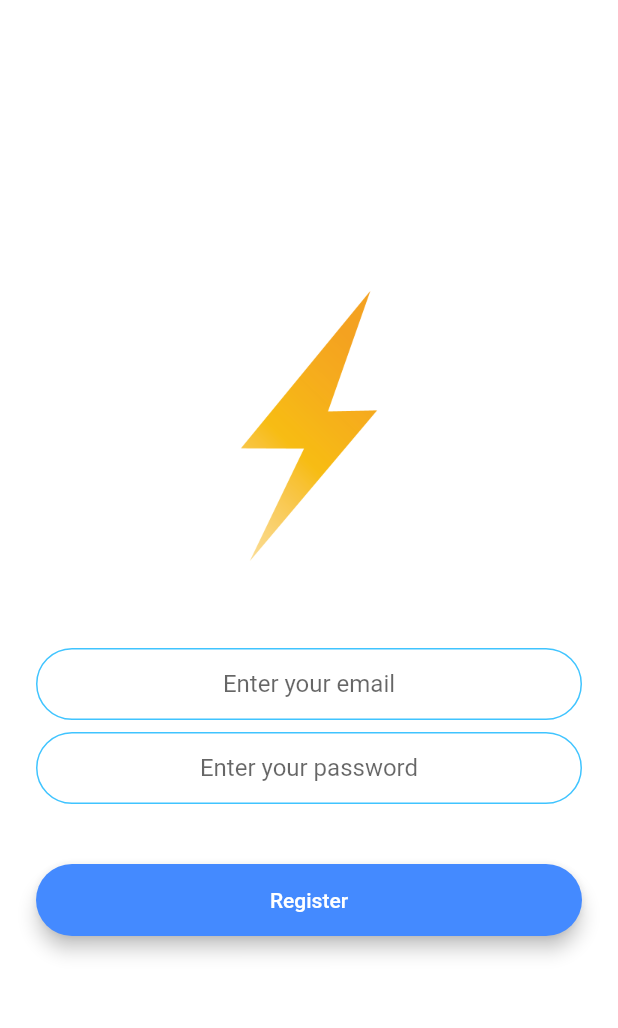
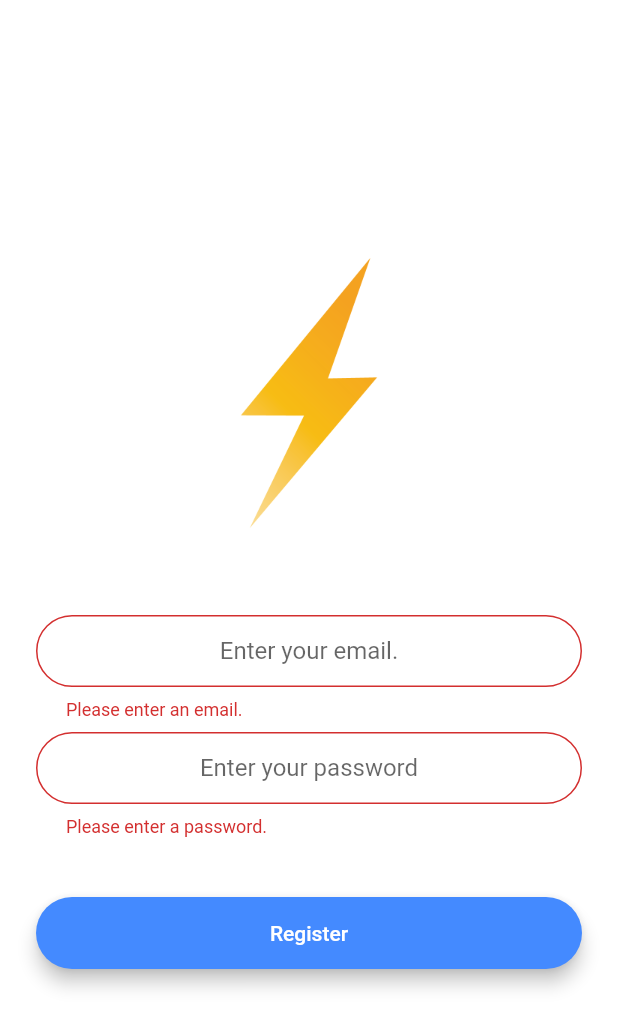
Before and after one commit to deraesw/FlashChatFlutter, a Flutter app: the RegistrationScreen screen opened by its route, after a tap on "Register", on a phone screen of 412 x 824 dp. Shown: the top 1028 px of the screen. Run offline on Flutter 3.47's test engine with Material 2 defaults, Android fonts, the phone set to English and light mode, and no system bars; our stand-ins replace animated_text_kit, cloud_firestore, firebase_auth; accounts and stored records are empty.

Commit message:
Extract Email and password textfield in they own widget Handle some validation on the Login and registration view

```diff
--- a/lib/screens/registration_screen.dart
+++ b/lib/screens/registration_screen.dart
@@ -6,6 +6,8 @@ import 'package:firebase_auth/firebase_auth.dart';
 
 import 'chat_screen.dart';
 import 'package:flash_chat/widget/round_button_widget.dart';
+import 'package:flash_chat/widget/email_text_form_field.dart';
+import 'package:flash_chat/widget/password_text_form_field.dart';
 import 'package:flash_chat/constants.dart';
 
 class RegistrationScreen extends StatefulWidget {
@@ -16,8 +18,8 @@ class RegistrationScreen extends StatefulWidget {
 }
 
 class _RegistrationScreenState extends State<RegistrationScreen> {
-
   final _auth = FirebaseAuth.instance;
+  final _form = GlobalKey<FormState>();
 
   String email;
   String password;
@@ -34,7 +36,7 @@ class _RegistrationScreenState extends State<RegistrationScreen> {
   Future<bool> getFirebaseUser() async {
     try {
       FirebaseUser firebaseUser = await _auth.currentUser();
-      if(firebaseUser != null) {
+      if (firebaseUser != null) {
         print(firebaseUser.email);
         return true;
       } else {
@@ -48,11 +50,11 @@ class _RegistrationScreenState extends State<RegistrationScreen> {
     }
   }
 
-  void registerNewUser() async{
-
+  void registerNewUser() async {
     try {
-      FirebaseUser firebaseUser = await _auth.createUserWithEmailAndPassword(email: email, password: password);
-      if(firebaseUser != null) {
+      FirebaseUser firebaseUser = await _auth.createUserWithEmailAndPassword(
+          email: email, password: password);
+      if (firebaseUser != null) {
         Navigator.popAndPushNamed(context, ChatScreen.pathName);
       }
     } on Exception catch (e) {
@@ -67,42 +69,36 @@ class _RegistrationScreenState extends State<RegistrationScreen> {
       backgroundColor: Colors.white,
       body: Padding(
         padding: EdgeInsets.symmetric(horizontal: 24.0),
+        child: Form(
+          key: _form,
           child: Column(
             mainAxisAlignment: MainAxisAlignment.center,
             crossAxisAlignment: CrossAxisAlignment.stretch,
             children: <Widget>[
-            Hero(
+              Flexible(
+                child: Hero(
                   tag: 'logo',
                   child: Container(
                     height: 200.0,
                     child: Image.asset('images/logo.png'),
                   ),
                 ),
+              ),
               SizedBox(
                 height: 48.0,
               ),
-            TextField(
-              textAlign: TextAlign.center,
-              keyboardType: TextInputType.emailAddress,
-              onChanged: (value) {
+              EmailTextFormField(
+                onSaved: (value) {
                   email = value;
                 },
-              decoration: kTextFieldDecoration.copyWith(
-                hintText: 'Enter your email'
-              ),
               ),
               SizedBox(
                 height: 8.0,
               ),
-            TextField(
-              textAlign: TextAlign.center,
-              obscureText: true,
-              onChanged: (value) {
+              PasswordTextFormField(
+                onSaved: (value) {
                   password = value;
                 },
-              decoration: kTextFieldDecoration.copyWith(
-                hintText: 'Enter your password'
-              )
               ),
               SizedBox(
                 height: 24.0,
@@ -111,12 +107,16 @@ class _RegistrationScreenState extends State<RegistrationScreen> {
                 text: 'Register',
                 color: Colors.blueAccent,
                 onPressed: () {
+                  if(_form.currentState.validate()) {
+                    _form.currentState.save();
                     registerNewUser();
+                  }
                 },
               ),
             ],
           ),
         ),
+      ),
     );
   }
 }
--- /dev/null
+++ b/lib/utils/utils.dart
@@ -0,0 +1,8 @@
+
+class Utils {
+  static bool isEmailWellFormatted(String email) {
+    return RegExp(
+        r"[a-z0-9!#$%&'*+/=?^_`{|}~-]+(?:\.[a-z0-9!#$%&'*+/=?^_`{|}~-]+)*@(?:[a-z0-9](?:[a-z0-9-]*[a-z0-9])?\.)+[a-z0-9](?:[a-z0-9-]*[a-z0-9])?")
+        .hasMatch(email);
+  }
+}
--- /dev/null
+++ b/lib/widget/email_text_form_field.dart
@@ -0,0 +1,34 @@
+import 'package:flutter/material.dart';
+
+import 'package:flash_chat/utils/utils.dart';
+import 'package:flash_chat/constants.dart';
+
+class EmailTextFormField extends StatelessWidget {
+
+  final Function onSaved;
+
+  EmailTextFormField({key: Key, this.onSaved});
+
+  @override
+  Widget build(BuildContext context) {
+    return TextFormField(
+      validator: (value) {
+        if(value.isEmpty) {
+          return 'Please enter an email.';
+        }
+
+        if(!Utils.isEmailWellFormatted(value)) {
+          return 'Email incorect';
+        }
+
+        return null;
+      },
+      onSaved: this.onSaved,
+      textAlign: TextAlign.center,
+      keyboardType: TextInputType.emailAddress,
+      decoration: kTextFieldDecoration.copyWith(
+          hintText: 'Enter your email.'
+      ),
+    );
+  }
+}
--- /dev/null
+++ b/lib/widget/password_text_form_field.dart
@@ -0,0 +1,33 @@
+import 'package:flutter/material.dart';
+
+import 'package:flash_chat/constants.dart';
+
+class PasswordTextFormField extends StatelessWidget {
+
+  final Function onSaved;
+
+  PasswordTextFormField({key: Key, this.onSaved});
+
+  @override
+  Widget build(BuildContext context) {
+    return TextFormField(
+      validator: (value) {
+        if (value.isEmpty) {
+          return 'Please enter a password.';
+        }
+
+        if (value.length < 6) {
+          return 'Password must be at least 6.';
+        }
+
+        return null;
+      },
+      onSaved: this.onSaved,
+      textAlign: TextAlign.center,
+      obscureText: true,
+      decoration: kTextFieldDecoration.copyWith(
+        hintText: 'Enter your password',
+      ),
+    );
+  }
+}
```
Also changed, not shown: lib/screens/login_screen.dart (+14 -16 lines). Lines whose indentation alone changed are shown as unchanged.
